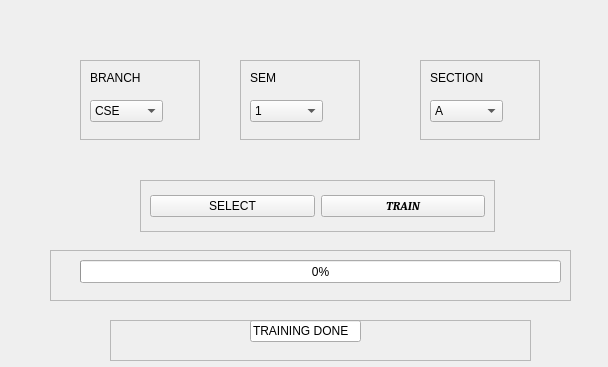
Old version of the form FacesTrain.ui in the repository nitin-vk/face-recognition-based-attendance.
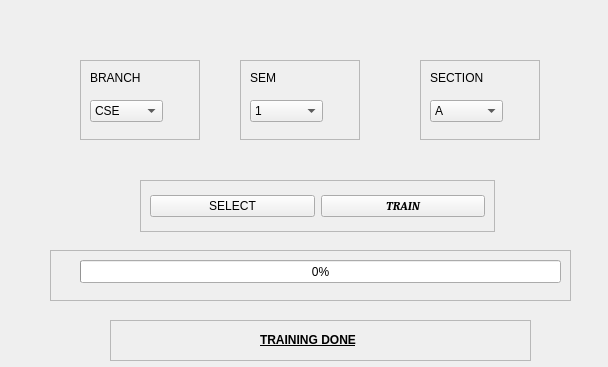
New version of the form.

```diff
--- a/FacesTrain.ui
+++ b/FacesTrain.ui
@@ -106,15 +106,22 @@
    <property name="frameShadow">
     <enum>QFrame::Raised</enum>
    </property>
-   <widget class="QLineEdit" name="trainingDone">
+   <widget class="QLabel" name="trainingDone">
     <property name="geometry">
      <rect>
-      <x>140</x>
-      <y>0</y>
+      <x>150</x>
+      <y>10</y>
       <width>111</width>
-      <height>22</height>
+      <height>20</height>
      </rect>
     </property>
+    <property name="font">
+     <font>
+      <weight>75</weight>
+      <bold>true</bold>
+      <underline>true</underline>
+     </font>
+    </property>
     <property name="text">
      <string>TRAINING DONE</string>
     </property>
```
